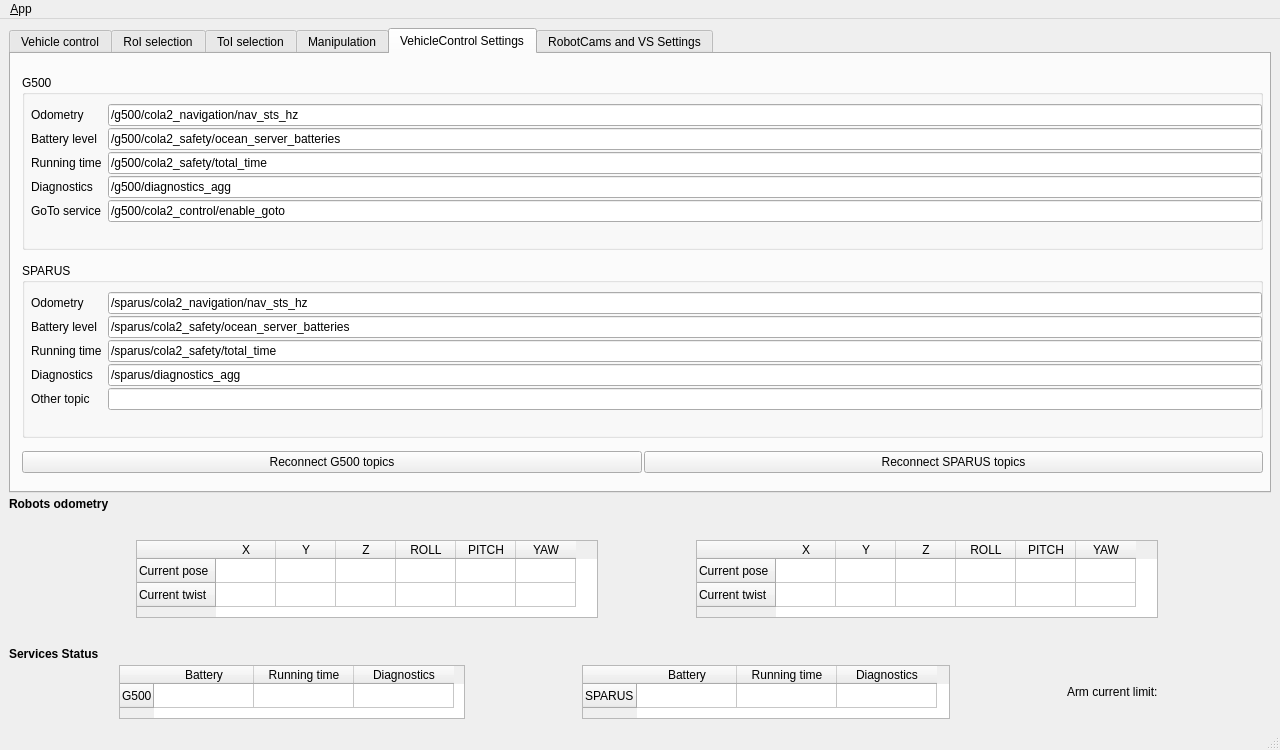
Before: the Qt Designer form ui/main_window.ui in jcgarsan/merbots_gui, drawn with Qt 5.
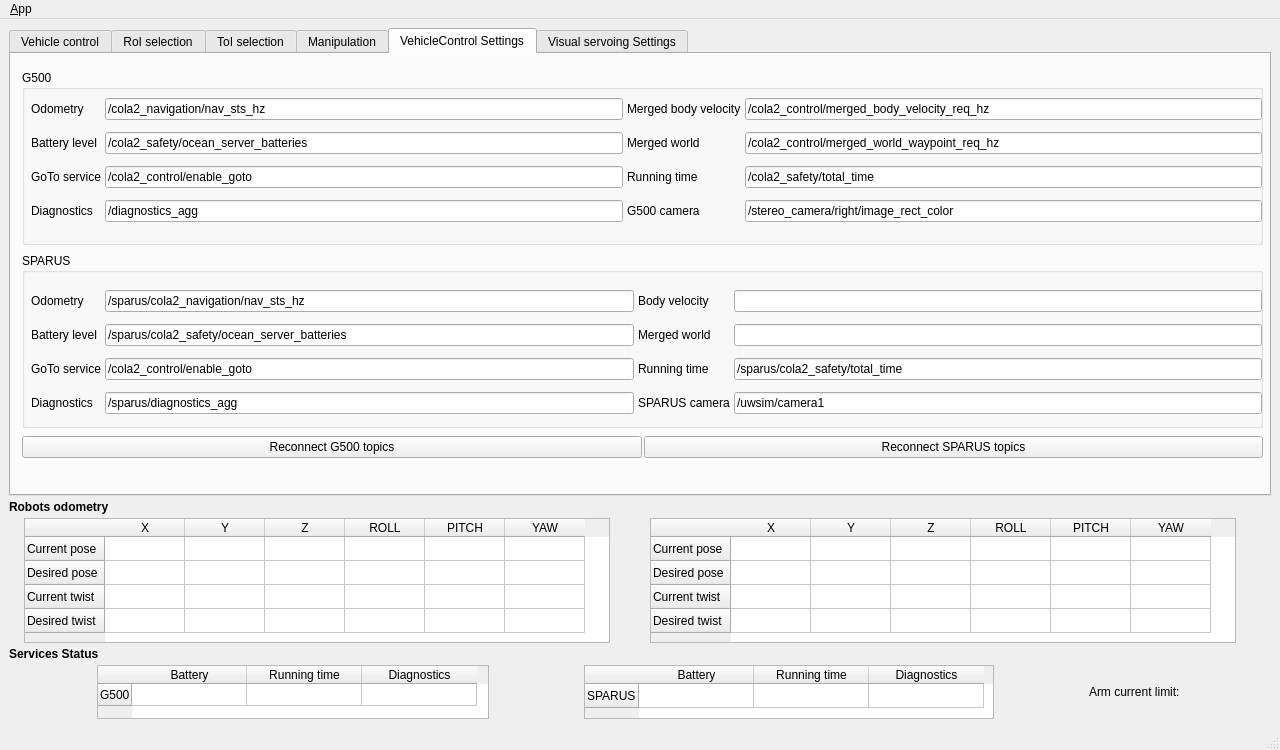
After: the same form once the commit is applied. The open tabs and pages were chosen to show the change. Icons and pictures are not drawn.

Commit message: GUI reorganized. G500 topics set to real topics. Odom info tested. Camera input works with RGB/BGR.

Patch:
```diff
--- a/ui/main_window.ui
+++ b/ui/main_window.ui
@@ -1788,7 +1788,7 @@
             <x>11</x>
             <y>11</y>
             <width>1241</width>
-            <height>421</height>
+            <height>401</height>
            </rect>
           </property>
           <layout class="QVBoxLayout" name="verticalLayout_4">
@@ -1831,85 +1831,127 @@
               <property name="geometry">
                <rect>
                 <x>9</x>
-                <y>29</y>
+                <y>20</y>
                 <width>1231</width>
-                <height>161</height>
+                <height>143</height>
                </rect>
               </property>
-              <layout class="QFormLayout" name="formLayout_2">
-               <property name="verticalSpacing">
-                <number>2</number>
-               </property>
+              <layout class="QGridLayout" name="gridLayout_2">
                <property name="bottomMargin">
                 <number>0</number>
                </property>
-               <item row="0" column="0">
-                <widget class="QLabel" name="label_11">
-                 <property name="text">
-                  <string>Odometry</string>
-                 </property>
-                </widget>
-               </item>
-               <item row="1" column="0">
+               <property name="spacing">
+                <number>4</number>
+               </property>
+               <item row="2" column="0">
                 <widget class="QLabel" name="label_12">
                  <property name="text">
                   <string>Battery level</string>
                  </property>
                 </widget>
                </item>
-               <item row="0" column="1">
-                <widget class="QLineEdit" name="g500TopicOdometry">
-                 <property name="text">
-                  <string>/g500/cola2_navigation/nav_sts_hz</string>
-                 </property>
-                </widget>
-               </item>
-               <item row="1" column="1">
+               <item row="2" column="1">
                 <widget class="QLineEdit" name="g500TopicBatteryLevel">
                  <property name="text">
-                  <string>/g500/cola2_safety/ocean_server_batteries</string>
+                  <string>/cola2_safety/ocean_server_batteries</string>
                  </property>
                 </widget>
                </item>
-               <item row="2" column="0">
-                <widget class="QLabel" name="label_3">
-                 <property name="text">
-                  <string>Running time</string>
-                 </property>
-                </widget>
-               </item>
-               <item row="3" column="0">
+               <item row="4" column="0">
                 <widget class="QLabel" name="label_4">
                  <property name="text">
                   <string>Diagnostics</string>
                  </property>
                 </widget>
                </item>
-               <item row="4" column="0">
-                <widget class="QLabel" name="label_5">
+               <item row="0" column="0">
+                <widget class="QLabel" name="label_11">
                  <property name="text">
-                  <string>GoTo service</string>
+                  <string>Odometry</string>
                  </property>
                 </widget>
                </item>
-               <item row="2" column="1">
-                <widget class="QLineEdit" name="g500TopicRunningTime">
+               <item row="0" column="1">
+                <widget class="QLineEdit" name="g500TopicOdometry">
                  <property name="text">
-                  <string>/g500/cola2_safety/total_time</string>
+                  <string>/cola2_navigation/nav_sts_hz</string>
                  </property>
                 </widget>
                </item>
-               <item row="3" column="1">
+               <item row="0" column="2">
+                <widget class="QLabel" name="label_37">
+                 <property name="text">
+                  <string>Merged body velocity</string>
+                 </property>
+                </widget>
+               </item>
+               <item row="4" column="1">
                 <widget class="QLineEdit" name="g500TopicDiagnostics">
                  <property name="text">
-                  <string>/g500/diagnostics_agg</string>
+                  <string>/diagnostics_agg</string>
                  </property>
                 </widget>
                </item>
-               <item row="4" column="1">
+               <item row="2" column="2">
+                <widget class="QLabel" name="label_36">
+                 <property name="text">
+                  <string>Merged world</string>
+                 </property>
+                </widget>
+               </item>
+               <item row="0" column="3">
+                <widget class="QLineEdit" name="g500TopicMergedBodyVel">
+                 <property name="text">
+                  <string>/cola2_control/merged_body_velocity_req_hz</string>
+                 </property>
+                </widget>
+               </item>
+               <item row="2" column="3">
+                <widget class="QLineEdit" name="g500TopicMergedWorld">
+                 <property name="text">
+                  <string>/cola2_control/merged_world_waypoint_req_hz</string>
+                 </property>
+                </widget>
+               </item>
+               <item row="3" column="3">
+                <widget class="QLineEdit" name="g500TopicRunningTime">
+                 <property name="text">
+                  <string>/cola2_safety/total_time</string>
+                 </property>
+                </widget>
+               </item>
+               <item row="3" column="2">
+                <widget class="QLabel" name="label_3">
+                 <property name="text">
+                  <string>Running time</string>
+                 </property>
+                </widget>
+               </item>
+               <item row="3" column="1">
                 <widget class="QLineEdit" name="g500TopicGoToService">
                  <property name="text">
-                  <string>/g500/cola2_control/enable_goto</string>
+                  <string>/cola2_control/enable_goto</string>
+                 </property>
+                </widget>
+               </item>
+               <item row="4" column="3">
+                <widget class="QLineEdit" name="g500CameraTopic">
+                 <property name="text">
+                  <string>/stereo_camera/right/image_rect_color</string>
+                 </property>
+                </widget>
+               </item>
+               <item row="4" column="2">
+                <widget class="QLabel" name="label_38">
+                 <property name="text">
+                  <string>G500 camera</string>
+                 </property>
+                </widget>
+               </item>
+               <item row="3" column="0">
+                <widget class="QLabel" name="label_5">
+                 <property name="text">
+                  <string>GoTo service</string>
                  </property>
                 </widget>
                </item>
@@ -1946,13 +1988,34 @@
                 <x>9</x>
                 <y>29</y>
                 <width>1231</width>
-                <height>161</height>
+                <height>141</height>
                </rect>
               </property>
-              <layout class="QFormLayout" name="formLayout">
-               <property name="verticalSpacing">
-                <number>2</number>
+              <layout class="QGridLayout" name="gridLayout_4">
+               <property name="spacing">
+                <number>4</number>
                </property>
+               <item row="2" column="2">
+                <widget class="QLabel" name="label_40">
+                 <property name="text">
+                  <string>Running time</string>
+                 </property>
+                </widget>
+               </item>
+               <item row="1" column="1">
+                <widget class="QLineEdit" name="sparusTopicBatteryLevel">
+                 <property name="text">
+                  <string>/sparus/cola2_safety/ocean_server_batteries</string>
+                 </property>
+                </widget>
+               </item>
+               <item row="2" column="1">
+                <widget class="QLineEdit" name="sparusTopicGoToService">
+                 <property name="text">
+                  <string>/cola2_control/enable_goto</string>
+                 </property>
+                </widget>
+               </item>
                <item row="0" column="0">
                 <widget class="QLabel" name="label_6">
                  <property name="text">
@@ -1960,6 +2023,34 @@
                  </property>
                 </widget>
                </item>
+               <item row="3" column="4">
+                <widget class="QLineEdit" name="sparusCameraTopic">
+                 <property name="text">
+                  <string>/uwsim/camera1</string>
+                 </property>
+                </widget>
+               </item>
+               <item row="1" column="0">
+                <widget class="QLabel" name="label_7">
+                 <property name="text">
+                  <string>Battery level</string>
+                 </property>
+                </widget>
+               </item>
+               <item row="3" column="2">
+                <widget class="QLabel" name="label_31">
+                 <property name="text">
+                  <string>SPARUS camera</string>
+                 </property>
+                </widget>
+               </item>
+               <item row="3" column="1">
+                <widget class="QLineEdit" name="sparusTopicDiagnostics">
+                 <property name="text">
+                  <string>/sparus/diagnostics_agg</string>
+                 </property>
+                </widget>
+               </item>
                <item row="0" column="1">
                 <widget class="QLineEdit" name="sparusTopicOdometry">
                  <property name="text">
@@ -1967,58 +2058,47 @@
                  </property>
                 </widget>
                </item>
-               <item row="1" column="0">
-                <widget class="QLabel" name="label_7">
+               <item row="1" column="2">
+                <widget class="QLabel" name="label_39">
                  <property name="text">
-                  <string>Battery level</string>
-                 </property>
-                </widget>
-               </item>
-               <item row="1" column="1">
-                <widget class="QLineEdit" name="sparusTopicBatteryLevel">
-                 <property name="text">
-                  <string>/sparus/cola2_safety/ocean_server_batteries</string>
+                  <string>Merged world</string>
                  </property>
                 </widget>
                </item>
                <item row="2" column="0">
                 <widget class="QLabel" name="label_8">
                  <property name="text">
-                  <string>Running time</string>
+                  <string>GoTo service</string>
                  </property>
                 </widget>
                </item>
-               <item row="2" column="1">
+               <item row="0" column="2">
+                <widget class="QLabel" name="label_10">
+                 <property name="text">
+                  <string>Body velocity</string>
+                 </property>
+                </widget>
+               </item>
+               <item row="3" column="0">
+                <widget class="QLabel" name="label_9">
+                 <property name="text">
+                  <string>Diagnostics</string>
+                 </property>
+                </widget>
+               </item>
+               <item row="0" column="4">
+                <widget class="QLineEdit" name="sparusTopicMergedBodyVel"/>
+               </item>
+               <item row="1" column="4">
+                <widget class="QLineEdit" name="sparusTopicMergedWorld"/>
+               </item>
+               <item row="2" column="4">
                 <widget class="QLineEdit" name="sparusTopicRunningTime">
                  <property name="text">
                   <string>/sparus/cola2_safety/total_time</string>
                  </property>
                 </widget>
                </item>
-               <item row="3" column="0">
-                <widget class="QLabel" name="label_9">
-                 <property name="text">
-                  <string>Diagnostics</string>
-                 </property>
-                </widget>
-               </item>
-               <item row="3" column="1">
-                <widget class="QLineEdit" name="sparusTopicDiagnostics">
-                 <property name="text">
-                  <string>/sparus/diagnostics_agg</string>
-                 </property>
-                </widget>
-               </item>
-               <item row="4" column="0">
-                <widget class="QLabel" name="label_10">
-                 <property name="text">
-                  <string>Other topic</string>
-                 </property>
-                </widget>
-               </item>
-               <item row="4" column="1">
-                <widget class="QLineEdit" name="lineEdit_10"/>
-               </item>
               </layout>
              </widget>
             </widget>
@@ -2049,7 +2129,7 @@
         </widget>
         <widget class="QWidget" name="tab">
          <attribute name="title">
-          <string>RobotCams and VS Settings</string>
+          <string>Visual servoing Settings</string>
          </attribute>
          <widget class="QWidget" name="verticalLayoutWidget_2">
           <property name="geometry">
@@ -2064,87 +2144,6 @@
            <property name="spacing">
             <number>3</number>
            </property>
-           <item>
-            <widget class="QGroupBox" name="groupBox_7">
-             <property name="sizePolicy">
-              <sizepolicy hsizetype="Preferred" vsizetype="Fixed">
-               <horstretch>0</horstretch>
-               <verstretch>0</verstretch>
-              </sizepolicy>
-             </property>
-             <property name="minimumSize">
-              <size>
-               <width>0</width>
-               <height>145</height>
-              </size>
-             </property>
-             <property name="title">
-              <string>Robot camera</string>
-             </property>
-             <widget class="QWidget" name="formLayoutWidget_3">
-              <property name="geometry">
-               <rect>
-                <x>8</x>
-                <y>29</y>
-                <width>1221</width>
-                <height>71</height>
-               </rect>
-              </property>
-              <layout class="QFormLayout" name="formLayout_3">
-               <property name="horizontalSpacing">
-                <number>2</number>
-               </property>
-               <property name="verticalSpacing">
-                <number>2</number>
-               </property>
-               <property name="rightMargin">
-                <number>0</number>
-               </property>
-               <item row="0" column="0">
-                <widget class="QLabel" name="label_21">
-                 <property name="text">
-                  <string>G500</string>
-                 </property>
-                </widget>
-               </item>
-               <item row="1" column="0">
-                <widget class="QLabel" name="label_31">
-                 <property name="text">
-                  <string>SPARUS</string>
-                 </property>
-                </widget>
-               </item>
-               <item row="0" column="1">
-                <widget class="QLineEdit" name="g500CameraTopic">
-                 <property name="text">
-                  <string>/uwsim/camera1</string>
-                 </property>
-                </widget>
-               </item>
-               <item row="1" column="1">
-                <widget class="QLineEdit" name="sparusCameraTopic">
-                 <property name="text">
-                  <string>/uwsim/camera1</string>
-                 </property>
-                </widget>
-               </item>
-              </layout>
-             </widget>
-             <widget class="QPushButton" name="robotCamsTopicsButton">
-              <property name="geometry">
-               <rect>
-                <x>7</x>
-                <y>101</y>
-                <width>1221</width>
-                <height>29</height>
-               </rect>
-              </property>
-              <property name="text">
-               <string>Reconnect cameras</string>
-              </property>
-             </widget>
-            </widget>
-           </item>
            <item>
             <widget class="QGroupBox" name="groupBox_6">
              <property name="sizePolicy">
@@ -2316,16 +2315,16 @@
            <number>6</number>
           </property>
           <property name="leftMargin">
-           <number>20</number>
+           <number>0</number>
           </property>
           <property name="topMargin">
-           <number>20</number>
+           <number>0</number>
           </property>
           <property name="rightMargin">
-           <number>20</number>
+           <number>0</number>
           </property>
           <property name="bottomMargin">
-           <number>20</number>
+           <number>0</number>
           </property>
           <item>
            <spacer name="verticalSpacer">
@@ -2343,22 +2342,6 @@
             </property>
            </spacer>
           </item>
-          <item>
-           <spacer name="horizontalSpacer_5">
-            <property name="orientation">
-             <enum>Qt::Horizontal</enum>
-            </property>
-            <property name="sizeType">
-             <enum>QSizePolicy::Preferred</enum>
-            </property>
-            <property name="sizeHint" stdset="0">
-             <size>
-              <width>40</width>
-              <height>20</height>
-             </size>
-            </property>
-           </spacer>
-          </item>
           <item>
            <widget class="QTableWidget" name="g500OdometryTable">
             <property name="sizePolicy">
@@ -2369,14 +2352,14 @@
             </property>
             <property name="minimumSize">
              <size>
-              <width>462</width>
-              <height>78</height>
+              <width>586</width>
+              <height>125</height>
              </size>
             </property>
             <property name="maximumSize">
              <size>
-              <width>462</width>
-              <height>78</height>
+              <width>586</width>
+              <height>125</height>
              </size>
             </property>
             <property name="font">
@@ -2385,10 +2368,10 @@
              </font>
             </property>
             <attribute name="horizontalHeaderDefaultSectionSize">
-             <number>60</number>
+             <number>80</number>
             </attribute>
             <attribute name="horizontalHeaderMinimumSectionSize">
-             <number>60</number>
+             <number>80</number>
             </attribute>
             <attribute name="verticalHeaderDefaultSectionSize">
              <number>24</number>
@@ -2401,11 +2384,21 @@
               <string>Current pose</string>
              </property>
             </row>
+            <row>
+             <property name="text">
+              <string>Desired pose</string>
+             </property>
+            </row>
             <row>
              <property name="text">
               <string>Current twist</string>
              </property>
             </row>
+            <row>
+             <property name="text">
+              <string>Desired twist</string>
+             </property>
+            </row>
             <column>
              <property name="text">
               <string>X</string>
@@ -2464,14 +2457,14 @@
             </property>
             <property name="minimumSize">
              <size>
-              <width>462</width>
-              <height>78</height>
+              <width>586</width>
+              <height>125</height>
              </size>
             </property>
             <property name="maximumSize">
              <size>
-              <width>462</width>
-              <height>78</height>
+              <width>586</width>
+              <height>125</height>
              </size>
             </property>
             <property name="font">
@@ -2480,10 +2473,10 @@
              </font>
             </property>
             <attribute name="horizontalHeaderDefaultSectionSize">
-             <number>60</number>
+             <number>80</number>
             </attribute>
             <attribute name="horizontalHeaderMinimumSectionSize">
-             <number>60</number>
+             <number>80</number>
             </attribute>
             <attribute name="verticalHeaderDefaultSectionSize">
              <number>24</number>
@@ -2496,11 +2489,21 @@
               <string>Current pose</string>
              </property>
             </row>
+            <row>
+             <property name="text">
+              <string>Desired pose</string>
+             </property>
+            </row>
             <row>
              <property name="text">
               <string>Current twist</string>
              </property>
             </row>
+            <row>
+             <property name="text">
+              <string>Desired twist</string>
+             </property>
+            </row>
             <column>
              <property name="text">
               <string>X</string>
@@ -2606,13 +2609,13 @@
           </property>
           <property name="minimumSize">
            <size>
-            <width>346</width>
+            <width>392</width>
             <height>54</height>
            </size>
           </property>
           <property name="maximumSize">
            <size>
-            <width>346</width>
+            <width>392</width>
             <height>54</height>
            </size>
           </property>
@@ -2622,16 +2625,16 @@
            </font>
           </property>
           <attribute name="horizontalHeaderDefaultSectionSize">
-           <number>100</number>
+           <number>115</number>
           </attribute>
           <attribute name="horizontalHeaderMinimumSectionSize">
-           <number>60</number>
+           <number>115</number>
           </attribute>
           <attribute name="verticalHeaderDefaultSectionSize">
-           <number>24</number>
+           <number>22</number>
           </attribute>
           <attribute name="verticalHeaderMinimumSectionSize">
-           <number>24</number>
+           <number>22</number>
           </attribute>
           <row>
            <property name="text">
@@ -2678,13 +2681,13 @@
           </property>
           <property name="minimumSize">
            <size>
-            <width>368</width>
+            <width>410</width>
             <height>54</height>
            </size>
           </property>
           <property name="maximumSize">
            <size>
-            <width>368</width>
+            <width>410</width>
             <height>54</height>
            </size>
           </property>
@@ -2694,10 +2697,10 @@
            </font>
           </property>
           <attribute name="horizontalHeaderDefaultSectionSize">
-           <number>100</number>
+           <number>115</number>
           </attribute>
           <attribute name="horizontalHeaderMinimumSectionSize">
-           <number>60</number>
+           <number>115</number>
           </attribute>
           <attribute name="verticalHeaderDefaultSectionSize">
            <number>24</number>
```
Left out of the diff: 23 changed lines with no effect on the pictures. The commit also changes 2 other files.
